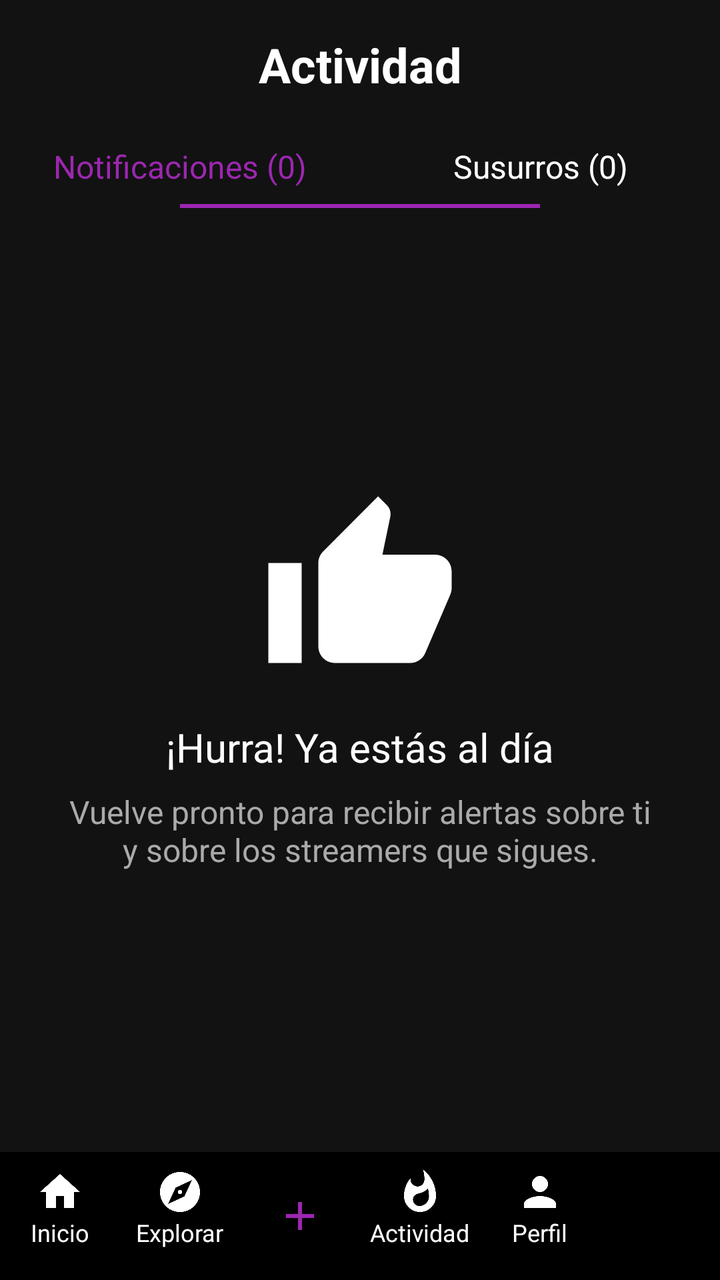
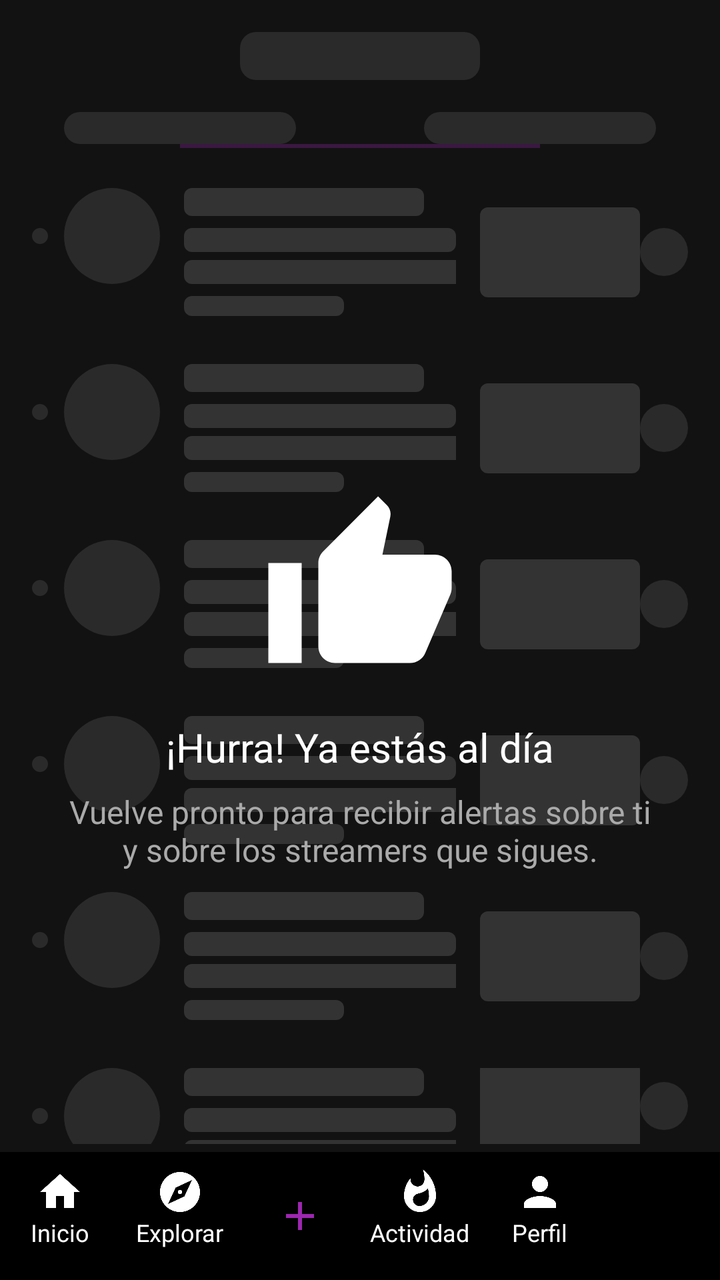

The first picture is an Android layout as it rendered before a commit; the second is the same layout after the commit. The layout source and the unified diff follow.
<!-- AndroidManifest.xml: application theme Theme.CourseV -->
<!-- res/layout/fragment_notificaciones.xml -->
<?xml version="1.0" encoding="utf-8"?>
<androidx.constraintlayout.widget.ConstraintLayout xmlns:android="http://schemas.android.com/apk/res/android"
    xmlns:app="http://schemas.android.com/apk/res-auto"
    xmlns:tools="http://schemas.android.com/tools"
    android:layout_width="match_parent"
    android:layout_height="match_parent"
    android:background="#121212"
    tools:context=".ui.NotificacionesFragment">

    
    <TextView
        android:id="@+id/titleText"
        android:layout_width="wrap_content"
        android:layout_height="wrap_content"
        android:layout_marginTop="16dp"
        android:text="Actividad"
        android:textColor="#FFFFFF"
        android:textSize="24sp"
        android:textStyle="bold"
        app:layout_constraintEnd_toEndOf="parent"
        app:layout_constraintStart_toStartOf="parent"
        app:layout_constraintTop_toTopOf="parent" />

    
    <androidx.constraintlayout.widget.ConstraintLayout
        android:id="@+id/tabLayout"
        android:layout_width="match_parent"
        android:layout_height="wrap_content"
        android:layout_marginTop="16dp"
        app:layout_constraintTop_toBottomOf="@id/titleText">

        <TextView
            android:id="@+id/notificacionesTab"
            android:layout_width="0dp"
            android:layout_height="wrap_content"
            android:gravity="center"
            android:paddingVertical="8dp"
            android:text="Notificaciones (0)"
            android:textColor="#9C27B0"
            android:textSize="16sp"
            app:layout_constraintEnd_toStartOf="@+id/susurrosTab"
            app:layout_constraintStart_toStartOf="parent"
            app:layout_constraintTop_toTopOf="parent" />

        <TextView
            android:id="@+id/susurrosTab"
            android:layout_width="0dp"
            android:layout_height="wrap_content"
            android:gravity="center"
            android:paddingVertical="8dp"
            android:text="Susurros (0)"
            android:textColor="#FFFFFF"
            android:textSize="16sp"
            app:layout_constraintEnd_toEndOf="parent"
            app:layout_constraintStart_toEndOf="@+id/notificacionesTab"
            app:layout_constraintTop_toTopOf="parent" />
    </androidx.constraintlayout.widget.ConstraintLayout>

    
    <View
        android:id="@+id/tabIndicator"
        android:layout_width="0dp"
        android:layout_height="2dp"
        android:background="#9C27B0"
        app:layout_constraintEnd_toEndOf="@id/tabLayout"
        app:layout_constraintStart_toStartOf="@id/tabLayout"
        app:layout_constraintWidth_percent="0.5"
        app:layout_constraintTop_toBottomOf="@id/tabLayout" />

    
    <androidx.recyclerview.widget.RecyclerView
        android:id="@+id/notificationsRecyclerView"
        android:layout_width="match_parent"
        android:layout_height="0dp"
        android:visibility="gone"
        android:padding="8dp"
        android:clipToPadding="false"
        app:layout_constraintBottom_toTopOf="@id/bottomNavigation"
        app:layout_constraintTop_toBottomOf="@id/tabIndicator"
        tools:listitem="@layout/item_notification" />

    
    <LinearLayout
        android:id="@+id/emptyStateLayout"
        android:layout_width="match_parent"
        android:layout_height="0dp"
        android:gravity="center"
        android:orientation="vertical"
        app:layout_constraintBottom_toTopOf="@id/bottomNavigation"
        app:layout_constraintTop_toBottomOf="@id/tabIndicator">

        
        <ImageView
            android:layout_width="100dp"
            android:layout_height="100dp"
            android:src="@drawable/ic_thumbs_up" />

        <TextView
            android:layout_width="wrap_content"
            android:layout_height="wrap_content"
            android:layout_marginTop="16dp"
            android:text="¡Hurra! Ya estás al día"
            android:textColor="#FFFFFF"
            android:textSize="20sp" />

        <TextView
            android:layout_width="wrap_content"
            android:layout_height="wrap_content"
            android:layout_marginTop="8dp"
            android:gravity="center"
            android:paddingHorizontal="32dp"
            android:text="Vuelve pronto para recibir alertas sobre ti y sobre los streamers que sigues."
            android:textColor="#AAAAAA"
            android:textSize="16sp" />
    </LinearLayout>

    
    <include 
        layout="@layout/component_bottom_navigation" 
        android:id="@+id/bottomNavigation"
        app:layout_constraintBottom_toBottomOf="parent"
        app:layout_constraintStart_toStartOf="parent"
        app:layout_constraintEnd_toEndOf="parent"
        android:layout_width="0dp"
        android:layout_height="wrap_content" />

</androidx.constraintlayout.widget.ConstraintLayout>
<!-- res/layout/item_notification.xml (included above) -->
<?xml version="1.0" encoding="utf-8"?>
<androidx.constraintlayout.widget.ConstraintLayout xmlns:android="http://schemas.android.com/apk/res/android"
    xmlns:app="http://schemas.android.com/apk/res-auto"
    xmlns:tools="http://schemas.android.com/tools"
    android:layout_width="match_parent"
    android:layout_height="wrap_content"
    android:background="#121212"
    android:paddingVertical="12dp"
    android:paddingHorizontal="16dp">

    
    <View
        android:id="@+id/unreadIndicator"
        android:layout_width="8dp"
        android:layout_height="8dp"
        android:layout_marginEnd="12dp"
        android:background="@drawable/circle_blue"
        android:visibility="visible"
        app:layout_constraintStart_toStartOf="parent"
        app:layout_constraintTop_toTopOf="@id/senderAvatar"
        app:layout_constraintBottom_toBottomOf="@id/senderAvatar" />

    
    <ImageView
        android:id="@+id/senderAvatar"
        android:layout_width="48dp"
        android:layout_height="48dp"
        android:layout_marginStart="8dp"
        android:scaleType="centerCrop"
        android:src="@drawable/default_avatar"
        app:layout_constraintStart_toEndOf="@id/unreadIndicator"
        app:layout_constraintTop_toTopOf="parent" />

    
    <LinearLayout
        android:id="@+id/contentContainer"
        android:layout_width="0dp"
        android:layout_height="wrap_content"
        android:layout_marginStart="12dp"
        android:layout_marginEnd="12dp"
        android:orientation="vertical"
        app:layout_constraintStart_toEndOf="@id/senderAvatar"
        app:layout_constraintEnd_toStartOf="@id/thumbnailImage"
        app:layout_constraintTop_toTopOf="parent"
        app:layout_constraintBottom_toBottomOf="parent">

        
        <TextView
            android:id="@+id/titleText"
            android:layout_width="match_parent"
            android:layout_height="wrap_content"
            android:ellipsize="end"
            android:maxLines="1"
            android:text="VisualPolitik"
            android:textColor="#FFFFFF"
            android:textSize="14sp"
            android:textStyle="bold" />

        
        <TextView
            android:id="@+id/messageText"
            android:layout_width="match_parent"
            android:layout_height="wrap_content"
            android:layout_marginTop="2dp"
            android:ellipsize="end"
            android:maxLines="2"
            android:text="Se subió: ÚLTIMO AVISO: La Operación Venezuela est..."
            android:textColor="#AAAAAA"
            android:textSize="13sp" />

        
        <TextView
            android:id="@+id/timeText"
            android:layout_width="match_parent"
            android:layout_height="wrap_content"
            android:layout_marginTop="2dp"
            android:text="hace 5 días"
            android:textColor="#888888"
            android:textSize="12sp" />
    </LinearLayout>

    
    <androidx.cardview.widget.CardView
        android:id="@+id/thumbnailCard"
        android:layout_width="80dp"
        android:layout_height="45dp"
        app:cardCornerRadius="4dp"
        app:cardElevation="0dp"
        app:layout_constraintEnd_toStartOf="@id/menuButton"
        app:layout_constraintTop_toTopOf="parent"
        app:layout_constraintBottom_toBottomOf="parent">

        <ImageView
            android:id="@+id/thumbnailImage"
            android:layout_width="match_parent"
            android:layout_height="match_parent"
            android:scaleType="centerCrop"
            android:src="@drawable/placeholder_image" />
    </androidx.cardview.widget.CardView>

    
    <ImageView
        android:id="@+id/menuButton"
        android:layout_width="24dp"
        android:layout_height="24dp"
        android:layout_marginStart="8dp"
        android:src="@drawable/ic_more_vert"
        android:tint="#AAAAAA"
        app:layout_constraintEnd_toEndOf="parent"
        app:layout_constraintTop_toTopOf="parent"
        app:layout_constraintBottom_toBottomOf="parent" />

</androidx.constraintlayout.widget.ConstraintLayout>
<!-- res/layout/component_bottom_navigation.xml (included above) -->
<?xml version="1.0" encoding="utf-8"?>
<LinearLayout
    xmlns:android="http://schemas.android.com/apk/res/android"
    xmlns:app="http://schemas.android.com/apk/res-auto"
    android:id="@+id/bottomNavigation"
    android:layout_width="match_parent"
    android:layout_height="wrap_content"
    android:background="#000000"
    android:orientation="horizontal"
    android:animateLayoutChanges="false"
    android:paddingTop="8dp"
    android:paddingBottom="8dp">

    
    <LinearLayout
        android:id="@+id/homeNavLayout"
        android:layout_width="0dp"
        android:layout_height="wrap_content"
        android:layout_weight="1"
        android:gravity="center"
        android:orientation="vertical">

        <ImageView
            android:id="@+id/homeIconImageView"
            android:layout_width="24dp"
            android:layout_height="24dp"
            android:src="@drawable/ic_home"
            app:tint="#FFFFFF" />

        <TextView
            android:layout_width="wrap_content"
            android:layout_height="wrap_content"
            android:text="Inicio"
            android:textColor="#FFFFFF"
            android:textSize="12sp" />
    </LinearLayout>

    <LinearLayout
        android:id="@+id/exploreButton"
        android:layout_width="0dp"
        android:layout_height="wrap_content"
        android:layout_weight="1"
        android:gravity="center"
        android:orientation="vertical">

        <ImageView
            android:id="@+id/exploreIconImageView"
            android:layout_width="24dp"
            android:layout_height="24dp"
            android:src="@drawable/ic_explore"
            app:tint="#FFFFFF" />

        <TextView
            android:layout_width="wrap_content"
            android:layout_height="wrap_content"
            android:text="Explorar"
            android:textColor="#FFFFFF"
            android:textSize="12sp" />
    </LinearLayout>

    <LinearLayout
        android:layout_width="0dp"
        android:layout_height="wrap_content"
        android:layout_weight="1"
        android:gravity="center"
        android:orientation="vertical">

        <ImageButton
            android:id="@+id/goToHomeButton"
            android:layout_width="48dp"
            android:layout_height="48dp"
            android:background="@android:color/transparent"
            android:contentDescription="Ir a inicio"
            android:src="@drawable/ic_add"
            app:tint="#9C27B0" />
    </LinearLayout>

    <LinearLayout
        android:id="@+id/activityButton"
        android:layout_width="0dp"
        android:layout_height="wrap_content"
        android:layout_weight="1"
        android:gravity="center"
        android:orientation="vertical">

        <ImageView
            android:id="@+id/activityIconImageView"
            android:layout_width="24dp"
            android:layout_height="24dp"
            android:src="@drawable/ic_activity"
            app:tint="#FFFFFF" />

        <TextView
            android:layout_width="wrap_content"
            android:layout_height="wrap_content"
            android:text="Actividad"
            android:textColor="#FFFFFF"
            android:textSize="12sp" />
    </LinearLayout>

    <LinearLayout
        android:id="@+id/profileNavButton"
        android:layout_width="0dp"
        android:layout_height="wrap_content"
        android:layout_weight="1"
        android:gravity="center"
        android:orientation="vertical">

        <ImageView
            android:id="@+id/profileIconImageView"
            android:layout_width="wrap_content"
            android:layout_height="wrap_content"
            android:src="@drawable/ic_profile"
            app:tint="#FFFFFF" />

        <TextView
            android:layout_width="wrap_content"
            android:layout_height="wrap_content"
            android:text="Perfil"
            android:textColor="#FFFFFF"
            android:textSize="12sp" />
    </LinearLayout>

    
    <FrameLayout
        android:id="@+id/adminSlot"
        android:layout_width="0dp"
        android:layout_height="wrap_content"
        android:layout_weight="1"
        android:gravity="center">

        
        <LinearLayout
            android:id="@+id/goToAdminButton"
            android:layout_width="match_parent"
            android:layout_height="wrap_content"
            android:gravity="center"
            android:orientation="vertical"
            android:visibility="invisible">
+
            <ImageView
                android:layout_width="wrap_content"
                android:layout_height="wrap_content"
                android:src="@drawable/ic_home"
                app:tint="#9C27B0" />

            <TextView
                android:layout_width="wrap_content"
                android:layout_height="wrap_content"
                android:text="Admin"
                android:textColor="#9C27B0"
                android:textSize="12sp" />
        </LinearLayout>
    </FrameLayout>
</LinearLayout>
<!-- resources referenced by this layout -->
<resources>
  <!-- drawable circle_blue (drawable) -->
  <?xml version="1.0" encoding="utf-8"?>
  <shape xmlns:android="http://schemas.android.com/apk/res/android"
      android:shape="oval">
      <solid android:color="#2196F3" />
  </shape>
  <!-- drawable default_avatar (drawable) -->
  <?xml version="1.0" encoding="utf-8"?>
  <shape xmlns:android="http://schemas.android.com/apk/res/android"
      android:shape="oval">
      <solid android:color="#CCCCCC" />
      <size
          android:width="120dp"
          android:height="120dp" />
  </shape>
  <!-- drawable ic_add (drawable) -->
  <vector xmlns:android="http://schemas.android.com/apk/res/android"
      android:width="24dp"
      android:height="24dp"
      android:viewportWidth="24"
      android:viewportHeight="24">
      <path
          android:fillColor="#FFFFFF"
          android:pathData="M19,13h-6v6h-2v-6H5v-2h6V5h2v6h6v2z"/>
  </vector>
  <!-- drawable ic_home (drawable) -->
  <vector xmlns:android="http://schemas.android.com/apk/res/android"
      android:width="24dp"
      android:height="24dp"
      android:viewportWidth="24"
      android:viewportHeight="24">
      <path
          android:fillColor="#FFFFFF"
          android:pathData="M10,20v-6h4v6h5v-8h3L12,3 2,12h3v8z"/>
  </vector>
  <!-- drawable ic_profile (drawable) -->
  <vector xmlns:android="http://schemas.android.com/apk/res/android"
      android:width="24dp"
      android:height="24dp"
      android:viewportWidth="24"
      android:viewportHeight="24">
      <path
          android:fillColor="#FFFFFF"
          android:pathData="M12,12c2.21,0 4,-1.79 4,-4s-1.79,-4 -4,-4 -4,1.79 -4,4 1.79,4 4,4zM12,14c-2.67,0 -8,1.34 -8,4v2h16v-2c0,-2.66 -5.33,-4 -8,-4z"/>
  </vector>
  <!-- drawable placeholder_image (drawable) -->
  <?xml version="1.0" encoding="utf-8"?>
  <shape xmlns:android="http://schemas.android.com/apk/res/android"
      android:shape="rectangle">
      <solid android:color="#333333" />
      <corners android:radius="4dp" />
  </shape>
  <style name="Theme.CourseV" parent="Base.Theme.CourseV" />
  <style name="Base.Theme.CourseV" parent="Theme.Material3.DayNight.NoActionBar">
          
          
          
          
          <item name="appBarLayoutStyle">@style/Widget.App.AppBarLayout</item>
          <item name="collapsingToolbarLayoutStyle">@style/Widget.App.CollapsingToolbar</item>
      </style>
  <style name="Widget.App.AppBarLayout" parent="Widget.Material3.AppBarLayout">
          <item name="android:background">#000000</item>
          <item name="liftOnScroll">false</item>
          <item name="elevation">0dp</item>
      </style>
  <style name="Widget.App.CollapsingToolbar" parent="Widget.Material3.CollapsingToolbar">
          <item name="android:background">#000000</item>
          <item name="contentScrim">#000000</item>
          <item name="statusBarScrim">#000000</item>
      </style>
  <!-- unchanged entries left out for length: 4 -->
</resources>

<!-- the commit's change to res/layout/fragment_notificaciones.xml (unified diff, before → after) -->
@@ -66,6 +66,18 @@
         app:layout_constraintStart_toStartOf="@id/tabLayout"
         app:layout_constraintWidth_percent="0.5"
         app:layout_constraintTop_toBottomOf="@id/tabLayout" />
+
+    
+    <include
+        android:id="@+id/skeletonLayout"
+        layout="@layout/layout_notifications_skeleton"
+        android:layout_width="0dp"
+        android:layout_height="0dp"
+        android:visibility="visible"
+        app:layout_constraintBottom_toBottomOf="parent"
+        app:layout_constraintEnd_toEndOf="parent"
+        app:layout_constraintStart_toStartOf="parent"
+        app:layout_constraintTop_toTopOf="parent" />
 
     
     <androidx.recyclerview.widget.RecyclerView
@@ -123,6 +135,132 @@
         app:layout_constraintEnd_toEndOf="parent"
         android:layout_width="0dp"
         android:layout_height="wrap_content" />
+
+</androidx.constraintlayout.widget.ConstraintLayout>
+<!-- res/layout/layout_notifications_skeleton.xml (included above) -->
+<?xml version="1.0" encoding="utf-8"?>
+<androidx.constraintlayout.widget.ConstraintLayout xmlns:android="http://schemas.android.com/apk/res/android"
+    xmlns:app="http://schemas.android.com/apk/res-auto"
+    android:id="@+id/skeletonContainer"
+    android:layout_width="match_parent"
+    android:layout_height="match_parent"
+    android:background="#121212"
+    android:stateListAnimator="@animator/skeleton_shimmer">
+
+    
+    <View
+        android:id="@+id/skeletonTitle"
+        android:layout_width="120dp"
+        android:layout_height="24dp"
+        android:layout_marginTop="16dp"
+        android:background="@drawable/bg_skeleton_shape"
+        app:layout_constraintEnd_toEndOf="parent"
+        app:layout_constraintStart_toStartOf="parent"
+        app:layout_constraintTop_toTopOf="parent" />
+
+    
+    <LinearLayout
+        android:id="@+id/skeletonTabLayout"
+        android:layout_width="match_parent"
+        android:layout_height="wrap_content"
+        android:layout_marginTop="16dp"
+        android:orientation="horizontal"
+        android:gravity="center"
+        app:layout_constraintTop_toBottomOf="@id/skeletonTitle">
+
+        <View
+            android:layout_width="0dp"
+            android:layout_weight="1"
+            android:layout_height="16dp"
+            android:layout_marginHorizontal="32dp"
+            android:background="@drawable/bg_skeleton_shape" />
+
+        <View
+            android:layout_width="0dp"
+            android:layout_weight="1"
+            android:layout_height="16dp"
+            android:layout_marginHorizontal="32dp"
+            android:background="@drawable/bg_skeleton_shape" />
+    </LinearLayout>
+
+    
+    <View
+        android:id="@+id/skeletonTabIndicator"
+        android:layout_width="0dp"
+        android:layout_height="2dp"
+        android:background="#9C27B0"
+        android:alpha="0.3"
+        app:layout_constraintEnd_toEndOf="parent"
+        app:layout_constraintStart_toStartOf="parent"
+        app:layout_constraintWidth_percent="0.5"
+        app:layout_constraintTop_toBottomOf="@id/skeletonTabLayout" />
+
+    
+    <LinearLayout
+        android:id="@+id/skeletonNotificationsList"
+        android:layout_width="match_parent"
+        android:layout_height="0dp"
+        android:orientation="vertical"
+        android:paddingTop="8dp"
+        app:layout_constraintTop_toBottomOf="@id/skeletonTabIndicator"
+        app:layout_constraintBottom_toTopOf="@id/skeletonBottomNav">
+
+        <include layout="@layout/item_notification_skeleton" />
+        <include layout="@layout/item_notification_skeleton" />
+        <include layout="@layout/item_notification_skeleton" />
+        <include layout="@layout/item_notification_skeleton" />
+        <include layout="@layout/item_notification_skeleton" />
+        <include layout="@layout/item_notification_skeleton" />
+
+    </LinearLayout>
+
+    
+    <LinearLayout
+        android:id="@+id/skeletonBottomNav"
+        android:layout_width="match_parent"
+        android:layout_height="56dp"
+        android:background="#000000"
+        android:gravity="center_vertical"
+        android:orientation="horizontal"
+        android:paddingHorizontal="16dp"
+        app:layout_constraintBottom_toBottomOf="parent">
+
+        <View
+            android:layout_width="0dp"
+            android:layout_height="24dp"
+            android:layout_weight="1"
+            android:layout_margin="12dp"
+            android:background="@drawable/bg_skeleton_shape" />
+
+        <View
+            android:layout_width="0dp"
+            android:layout_height="24dp"
+            android:layout_weight="1"
+            android:layout_margin="12dp"
+            android:background="@drawable/bg_skeleton_shape" />
+
+        <View
+            android:layout_width="0dp"
+            android:layout_height="36dp"
+            android:layout_weight="1"
+            android:layout_margin="8dp"
+            android:background="@drawable/bg_skeleton_shape" />
+
+        <View
+            android:layout_width="0dp"
+            android:layout_height="24dp"
+            android:layout_weight="1"
+            android:layout_margin="12dp"
+            android:background="@drawable/bg_skeleton_shape" />
+
+        <View
+            android:layout_width="0dp"
+            android:layout_height="24dp"
+            android:layout_weight="1"
+            android:layout_margin="12dp"
+            android:background="@drawable/bg_skeleton_shape" />
+
+    </LinearLayout>
 
 </androidx.constraintlayout.widget.ConstraintLayout>
 <!-- res/layout/item_notification.xml (included above) -->
@@ -395,3 +533,98 @@
         </LinearLayout>
     </FrameLayout>
 </LinearLayout>
+<!-- res/layout/item_notification_skeleton.xml (included above) -->
+<?xml version="1.0" encoding="utf-8"?>
+<androidx.constraintlayout.widget.ConstraintLayout xmlns:android="http://schemas.android.com/apk/res/android"
+    xmlns:app="http://schemas.android.com/apk/res-auto"
+    android:layout_width="match_parent"
+    android:layout_height="wrap_content"
+    android:background="#121212"
+    android:paddingVertical="12dp"
+    android:paddingHorizontal="16dp"
+    android:stateListAnimator="@animator/skeleton_shimmer">
+
+    
+    <View
+        android:id="@+id/skeletonUnreadIndicator"
+        android:layout_width="8dp"
+        android:layout_height="8dp"
+        android:layout_marginEnd="12dp"
+        android:background="@drawable/bg_skeleton_circle"
+        app:layout_constraintStart_toStartOf="parent"
+        app:layout_constraintTop_toTopOf="@id/skeletonSenderAvatar"
+        app:layout_constraintBottom_toBottomOf="@id/skeletonSenderAvatar" />
+
+    
+    <View
+        android:id="@+id/skeletonSenderAvatar"
+        android:layout_width="48dp"
+        android:layout_height="48dp"
+        android:layout_marginStart="8dp"
+        android:background="@drawable/bg_skeleton_circle"
+        app:layout_constraintStart_toEndOf="@id/skeletonUnreadIndicator"
+        app:layout_constraintTop_toTopOf="parent" />
+
+    
+    <LinearLayout
+        android:id="@+id/skeletonContentContainer"
+        android:layout_width="0dp"
+        android:layout_height="wrap_content"
+        android:layout_marginStart="12dp"
+        android:layout_marginEnd="12dp"
+        android:orientation="vertical"
+        app:layout_constraintStart_toEndOf="@id/skeletonSenderAvatar"
+        app:layout_constraintEnd_toStartOf="@id/skeletonThumbnail"
+        app:layout_constraintTop_toTopOf="parent"
+        app:layout_constraintBottom_toBottomOf="parent">
+
+        
+        <View
+            android:layout_width="120dp"
+            android:layout_height="14dp"
+            android:background="@drawable/bg_skeleton_rect" />
+
+        
+        <View
+            android:layout_width="match_parent"
+            android:layout_height="12dp"
+            android:layout_marginTop="6dp"
+            android:background="@drawable/bg_skeleton_rect" />
+
+        
+        <View
+            android:layout_width="180dp"
+            android:layout_height="12dp"
+            android:layout_marginTop="4dp"
+            android:background="@drawable/bg_skeleton_rect" />
+
+        
+        <View
+            android:layout_width="80dp"
+            android:layout_height="10dp"
+            android:layout_marginTop="6dp"
+            android:background="@drawable/bg_skeleton_rect" />
+    </LinearLayout>
+
+    
+    <View
+        android:id="@+id/skeletonThumbnail"
+        android:layout_width="80dp"
+        android:layout_height="45dp"
+        android:background="@drawable/bg_skeleton_rect"
+        app:layout_constraintEnd_toStartOf="@id/skeletonMenuButton"
+        app:layout_constraintTop_toTopOf="parent"
+        app:layout_constraintBottom_toBottomOf="parent" />
+
+    
+    <View
+        android:id="@+id/skeletonMenuButton"
+        android:layout_width="24dp"
+        android:layout_height="24dp"
+        android:layout_marginStart="8dp"
+        android:background="@drawable/bg_skeleton_circle"
+        app:layout_constraintEnd_toEndOf="parent"
+        app:layout_constraintTop_toTopOf="parent"
+        app:layout_constraintBottom_toBottomOf="parent" />
+
+</androidx.constraintlayout.widget.ConstraintLayout>
<!-- resource entries referenced after the edit -->
@@ -1,5 +1,22 @@
 <!-- resources referenced by this layout -->
 <resources>
+  <!-- drawable bg_skeleton_circle (drawable) -->
+  <?xml version="1.0" encoding="utf-8"?>
+  <shape xmlns:android="http://schemas.android.com/apk/res/android" android:shape="oval">
+      <solid android:color="#2A2A2A" />
+  </shape>
+  <!-- drawable bg_skeleton_rect (drawable) -->
+  <?xml version="1.0" encoding="utf-8"?>
+  <shape xmlns:android="http://schemas.android.com/apk/res/android" android:shape="rectangle">
+      <corners android:radius="4dp"/>
+      <solid android:color="#333333"/>
+  </shape>
+  <!-- drawable bg_skeleton_shape (drawable) -->
+  <?xml version="1.0" encoding="utf-8"?>
+  <shape xmlns:android="http://schemas.android.com/apk/res/android">
+      <solid android:color="#2A2A2A" />
+      <corners android:radius="8dp" />
+  </shape>
   <!-- drawable circle_blue (drawable) -->
   <?xml version="1.0" encoding="utf-8"?>
   <shape xmlns:android="http://schemas.android.com/apk/res/android"
